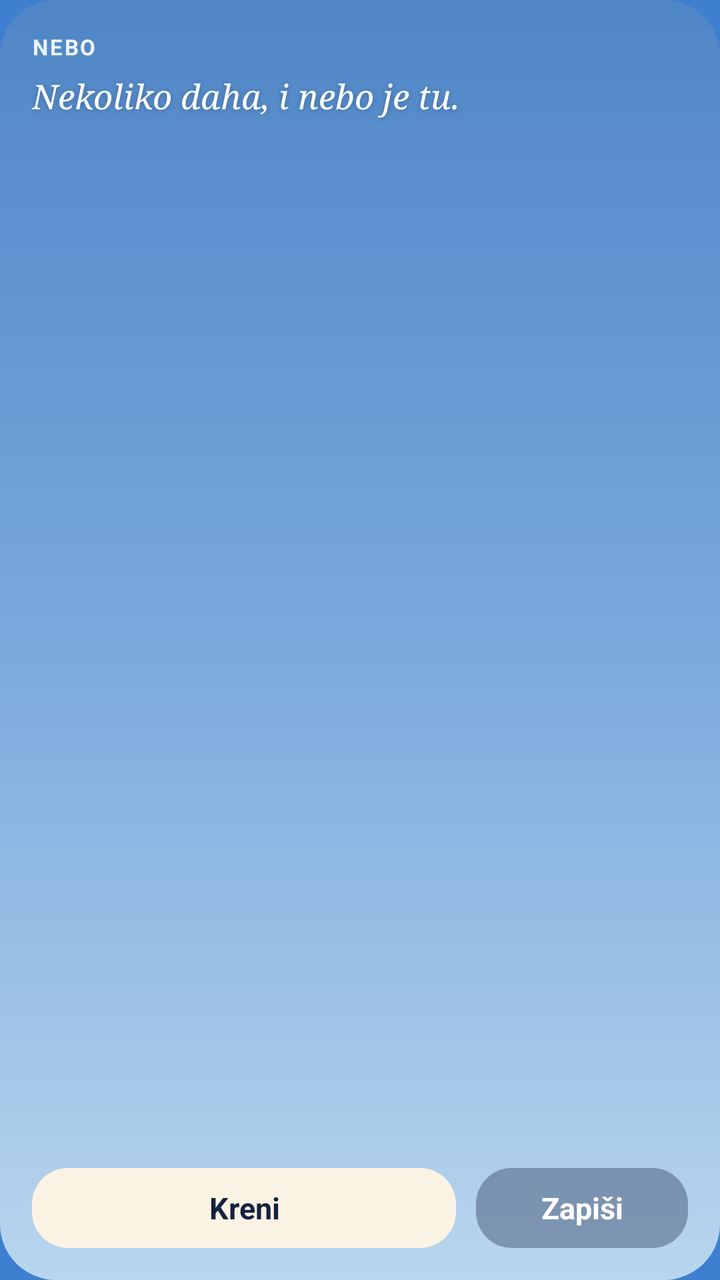
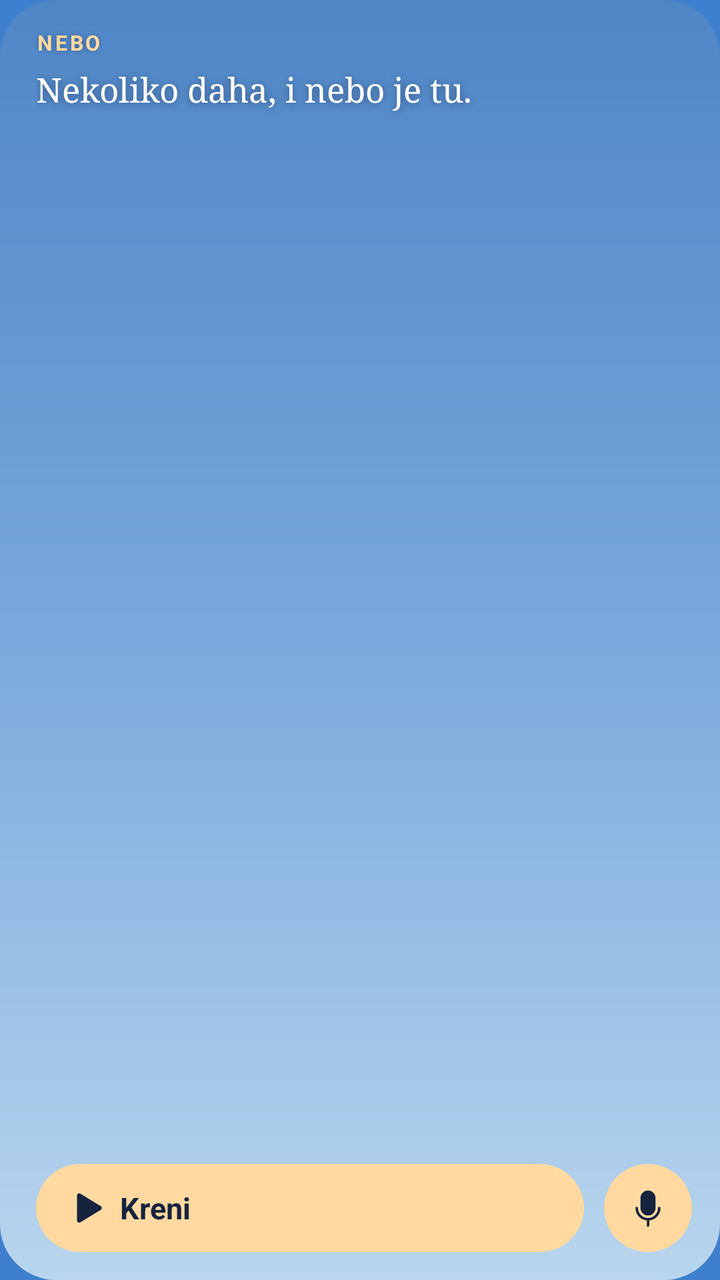

An Android layout rendered at two revisions. The XML below is the earlier revision; the diff shows what the commit changed to produce the second picture.
<!-- AndroidManifest.xml: application theme Theme.Nebo -->
<!-- res/layout/widget_nebo.xml -->
<?xml version="1.0" encoding="utf-8"?>
<FrameLayout xmlns:android="http://schemas.android.com/apk/res/android"
    android:id="@+id/widget_root"
    android:layout_width="match_parent"
    android:layout_height="match_parent"
    android:background="@drawable/widget_bg">

    
    <ImageView
        android:id="@+id/widget_sky"
        android:layout_width="match_parent"
        android:layout_height="match_parent"
        android:importantForAccessibility="no"
        android:scaleType="centerCrop" />

    <LinearLayout
    android:layout_width="match_parent"
    android:layout_height="match_parent"
    android:orientation="vertical"
    android:padding="16dp">

    <TextView
        android:id="@+id/widget_label"
        android:layout_width="wrap_content"
        android:layout_height="wrap_content"
        android:letterSpacing="0.08"
        android:text="@string/widget_label_default"
        android:textColor="#E6FFFFFF"
        android:textSize="11sp"
        android:textStyle="bold" />

    <TextView
        android:id="@+id/widget_text"
        android:layout_width="match_parent"
        android:layout_height="0dp"
        android:layout_marginTop="6dp"
        android:layout_weight="1"
        android:ellipsize="end"
        android:fontFamily="serif"
        android:maxLines="3"
        android:shadowColor="#5514223F"
        android:shadowDy="1"
        android:shadowRadius="6"
        android:text="@string/widget_text_default"
        android:textColor="#FFFFFFFF"
        android:textSize="17sp"
        android:textStyle="italic" />

    <LinearLayout
        android:layout_width="match_parent"
        android:layout_height="wrap_content"
        android:layout_marginTop="10dp"
        android:orientation="horizontal">

        <TextView
            android:id="@+id/widget_start"
            android:layout_width="0dp"
            android:layout_height="40dp"
            android:layout_weight="2"
            android:background="@drawable/widget_button_paper"
            android:gravity="center"
            android:text="@string/widget_start"
            android:textColor="#FF14223F"
            android:textSize="15sp"
            android:textStyle="bold" />

        <TextView
            android:id="@+id/widget_note"
            android:layout_width="0dp"
            android:layout_height="40dp"
            android:layout_marginStart="10dp"
            android:layout_weight="1"
            android:background="@drawable/widget_button_glass"
            android:gravity="center"
            android:text="@string/widget_note"
            android:textColor="#FFFFFFFF"
            android:textSize="15sp"
            android:textStyle="bold" />
    </LinearLayout>
</LinearLayout>
</FrameLayout>
<!-- resources referenced by this layout -->
<resources>
  <!-- drawable widget_bg (drawable) -->
  <?xml version="1.0" encoding="utf-8"?>
  <shape xmlns:android="http://schemas.android.com/apk/res/android" android:shape="rectangle">
      <corners android:radius="28dp" />
      <gradient android:angle="270" android:startColor="#FF4F86C6" android:centerColor="#FF7AA9DD" android:endColor="#FFB9D6EE" />
  </shape>
  <!-- drawable widget_button_glass (drawable) -->
  <?xml version="1.0" encoding="utf-8"?>
  <shape xmlns:android="http://schemas.android.com/apk/res/android" android:shape="rectangle">
      <corners android:radius="18dp" />
      <solid android:color="#5914223F" />
  </shape>
  <!-- drawable widget_button_paper (drawable) -->
  <?xml version="1.0" encoding="utf-8"?>
  <shape xmlns:android="http://schemas.android.com/apk/res/android" android:shape="rectangle">
      <corners android:radius="18dp" />
      <solid android:color="#FFFBF3E4" />
  </shape>
  <string name="widget_label_default">NEBO</string>
  <string name="widget_note">Zapiši</string>
  <string name="widget_start">Kreni</string>
  <string name="widget_text_default">Nekoliko daha, i nebo je tu.</string>
  <style name="Theme.Nebo" parent="android:Theme.Material.NoActionBar">
          <item name="android:windowBackground">@color/sky</item>
          <item name="android:statusBarColor">@android:color/transparent</item>
          <item name="android:navigationBarColor">@android:color/transparent</item>
      </style>
  <color name="sky">#FF3F7FCF</color>
</resources>

<!-- the commit's change to res/layout/widget_nebo.xml (unified diff, before → after) -->
@@ -14,68 +14,89 @@
         android:scaleType="centerCrop" />
 
     <LinearLayout
-    android:layout_width="match_parent"
-    android:layout_height="match_parent"
-    android:orientation="vertical"
-    android:padding="16dp">
+        android:layout_width="match_parent"
+        android:layout_height="match_parent"
+        android:orientation="vertical"
+        android:paddingStart="18dp"
+        android:paddingTop="14dp"
+        android:paddingEnd="14dp"
+        android:paddingBottom="14dp">
 
-    <TextView
-        android:id="@+id/widget_label"
-        android:layout_width="wrap_content"
-        android:layout_height="wrap_content"
-        android:letterSpacing="0.08"
-        android:text="@string/widget_label_default"
-        android:textColor="#E6FFFFFF"
-        android:textSize="11sp"
-        android:textStyle="bold" />
-
-    <TextView
-        android:id="@+id/widget_text"
-        android:layout_width="match_parent"
-        android:layout_height="0dp"
-        android:layout_marginTop="6dp"
-        android:layout_weight="1"
-        android:ellipsize="end"
-        android:fontFamily="serif"
-        android:maxLines="3"
-        android:shadowColor="#5514223F"
-        android:shadowDy="1"
-        android:shadowRadius="6"
-        android:text="@string/widget_text_default"
-        android:textColor="#FFFFFFFF"
-        android:textSize="17sp"
-        android:textStyle="italic" />
-
-    <LinearLayout
-        android:layout_width="match_parent"
-        android:layout_height="wrap_content"
-        android:layout_marginTop="10dp"
-        android:orientation="horizontal">
-
+        
         <TextView
-            android:id="@+id/widget_start"
-            android:layout_width="0dp"
-            android:layout_height="40dp"
-            android:layout_weight="2"
-            android:background="@drawable/widget_button_paper"
-            android:gravity="center"
-            android:text="@string/widget_start"
-            android:textColor="#FF14223F"
-            android:textSize="15sp"
+            android:id="@+id/widget_label"
+            android:layout_width="wrap_content"
+            android:layout_height="wrap_content"
+            android:letterSpacing="0.12"
+            android:shadowColor="#6614223F"
+            android:shadowRadius="6"
+            android:text="@string/widget_label_default"
+            android:textColor="#FFFFD9A0"
+            android:textSize="10.5sp"
             android:textStyle="bold" />
 
         <TextView
-            android:id="@+id/widget_note"
-            android:layout_width="0dp"
-            android:layout_height="40dp"
-            android:layout_marginStart="10dp"
+            android:id="@+id/widget_text"
+            android:layout_width="match_parent"
+            android:layout_height="0dp"
+            android:layout_marginTop="5dp"
             android:layout_weight="1"
-            android:background="@drawable/widget_button_glass"
-            android:gravity="center"
-            android:text="@string/widget_note"
+            android:ellipsize="end"
+            android:fontFamily="serif"
+            android:maxLines="3"
+            android:shadowColor="#8014223F"
+            android:shadowDy="1"
+            android:shadowRadius="8"
+            android:text="@string/widget_text_default"
             android:textColor="#FFFFFFFF"
-            android:textSize="15sp"
+            android:textSize="17sp" />
+
+        
+        <TextView
+            android:id="@+id/widget_info"
+            android:layout_width="wrap_content"
+            android:layout_height="wrap_content"
+            android:layout_marginTop="4dp"
+            android:shadowColor="#8014223F"
+            android:shadowRadius="6"
+            android:textColor="#E6FFFFFF"
+            android:textSize="12sp"
             android:textStyle="bold" />
+
+        <LinearLayout
+            android:layout_width="match_parent"
+            android:layout_height="wrap_content"
+            android:layout_marginTop="10dp"
+            android:gravity="center_vertical"
+            android:orientation="horizontal">
+
+            <TextView
+                android:id="@+id/widget_start"
+                android:layout_width="0dp"
+                android:layout_height="44dp"
+                android:layout_weight="1"
+                android:background="@drawable/widget_button_paper"
+                android:drawableStart="@drawable/ic_widget_play"
+                android:drawablePadding="8dp"
+                android:ellipsize="end"
+                android:gravity="center_vertical"
+                android:maxLines="1"
+                android:paddingStart="16dp"
+                android:paddingEnd="12dp"
+                android:text="@string/widget_start"
+                android:textColor="#FF16233F"
+                android:textSize="15sp"
+                android:textStyle="bold" />
+
+            <ImageView
+                android:id="@+id/widget_note"
+                android:layout_width="44dp"
+                android:layout_height="44dp"
+                android:layout_marginStart="10dp"
+                android:background="@drawable/widget_button_glass"
+                android:contentDescription="@string/widget_note"
+                android:padding="12dp"
+                android:src="@drawable/ic_widget_mic" />
+        </LinearLayout>
     </LinearLayout>
-</LinearLayout>
 </FrameLayout>
<!-- resource entries referenced after the edit -->
@@ -1,5 +1,15 @@
 <!-- resources referenced by this layout -->
 <resources>
+  <!-- drawable ic_widget_mic (drawable) -->
+  <?xml version="1.0" encoding="utf-8"?>
+  <vector xmlns:android="http://schemas.android.com/apk/res/android" android:width="18dp" android:height="18dp" android:viewportWidth="256" android:viewportHeight="256">
+      <path android:fillColor="#FF16233F" android:pathData="M80,128V64a48,48,0,0,1,96,0v64a48,48,0,0,1-96,0Zm128,0a8,8,0,0,0-16,0,64,64,0,0,1-128,0,8,8,0,0,0-16,0,80.11,80.11,0,0,0,72,79.6V240a8,8,0,0,0,16,0V207.6A80.11,80.11,0,0,0,208,128Z" />
+  </vector>
+  <!-- drawable ic_widget_play (drawable) -->
+  <?xml version="1.0" encoding="utf-8"?>
+  <vector xmlns:android="http://schemas.android.com/apk/res/android" android:width="18dp" android:height="18dp" android:viewportWidth="256" android:viewportHeight="256">
+      <path android:fillColor="#FF16233F" android:pathData="M240,128a15.74,15.74,0,0,1-7.6,13.51L88.32,229.65a16,16,0,0,1-16.2.3A15.86,15.86,0,0,1,64,216.13V39.87a15.86,15.86,0,0,1,8.12-13.82,16,16,0,0,1,16.2.3L232.4,114.49A15.74,15.74,0,0,1,240,128Z" />
+  </vector>
   <!-- drawable widget_bg (drawable) -->
   <?xml version="1.0" encoding="utf-8"?>
   <shape xmlns:android="http://schemas.android.com/apk/res/android" android:shape="rectangle">
@@ -8,15 +18,14 @@
   </shape>
   <!-- drawable widget_button_glass (drawable) -->
   <?xml version="1.0" encoding="utf-8"?>
-  <shape xmlns:android="http://schemas.android.com/apk/res/android" android:shape="rectangle">
-      <corners android:radius="18dp" />
-      <solid android:color="#5914223F" />
+  <shape xmlns:android="http://schemas.android.com/apk/res/android" android:shape="oval">
+      <solid android:color="#FFFFD9A0" />
   </shape>
   <!-- drawable widget_button_paper (drawable) -->
   <?xml version="1.0" encoding="utf-8"?>
   <shape xmlns:android="http://schemas.android.com/apk/res/android" android:shape="rectangle">
-      <corners android:radius="18dp" />
-      <solid android:color="#FFFBF3E4" />
+      <corners android:radius="22dp" />
+      <solid android:color="#FFFFD9A0" />
   </shape>
   <string name="widget_label_default">NEBO</string>
   <string name="widget_note">Zapiši</string>
